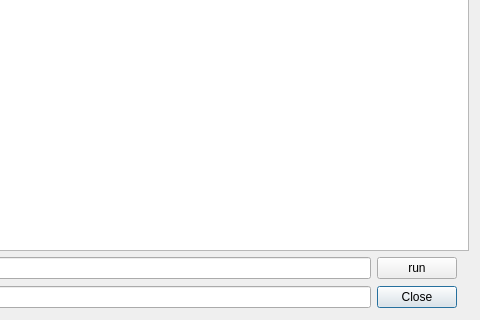
This is UI/huckelTextForm.ui in zhangfq-chemistry/HuckelMO as Qt 5 draws it before an edit; both pictures show x 250 to 730 and y 279 to 599 of the 730 by 599 pixel window. The edited form follows.
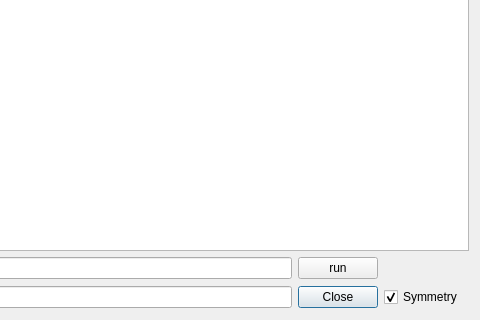
This is the edited form. Icons and pictures are not drawn.

The edit to the form file:
```diff
--- a/UI/huckelTextForm.ui
+++ b/UI/huckelTextForm.ui
@@ -82,6 +82,16 @@
    <item row="1" column="4">
     <widget class="QLineEdit" name="lineEdit_path"/>
    </item>
+    <item row="2" column="6">
+     <widget class="QCheckBox" name="checkBox_symmetry">
+      <property name="text">
+       <string>Symmetry</string>
+      </property>
+      <property name="checked">
+       <bool>true</bool>
+      </property>
+     </widget>
+    </item>
   </layout>
  </widget>
  <resources/>
```
Lines whose indentation alone changed are shown as unchanged.
